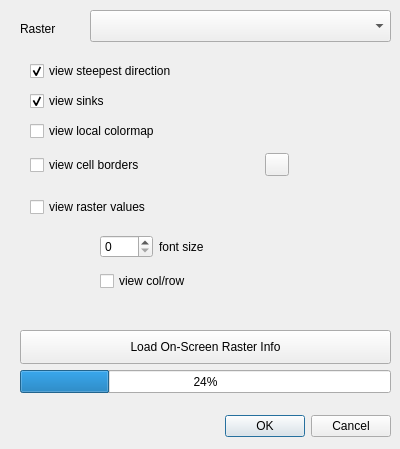
Before: the Qt Designer form geomorpheye/geomorpheye_dialog_base.ui in g-ant-eu/qgis-plugins, drawn with Qt 5.
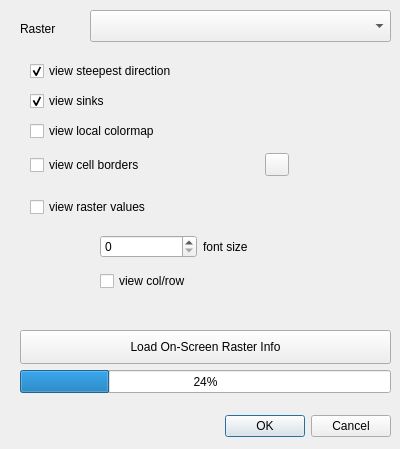
After: the same form once the commit is applied. Custom widgets are drawn as their Qt base class.

Commit message: fix memory leak when panning and zooming + widget sizes

What changed in the file:
```diff
--- a/geomorpheye/geomorpheye_dialog_base.ui
+++ b/geomorpheye/geomorpheye_dialog_base.ui
@@ -86,7 +86,7 @@
     <rect>
      <x>30</x>
      <y>60</y>
-     <width>211</width>
+     <width>250</width>
      <height>22</height>
     </rect>
    </property>
@@ -118,7 +118,7 @@
     <rect>
      <x>30</x>
      <y>120</y>
-     <width>181</width>
+     <width>250</width>
      <height>22</height>
     </rect>
    </property>
@@ -185,7 +185,7 @@
     <rect>
      <x>100</x>
      <y>230</y>
-     <width>112</width>
+     <width>200</width>
      <height>34</height>
     </rect>
    </property>
```
The commit also changes 3 other files.
